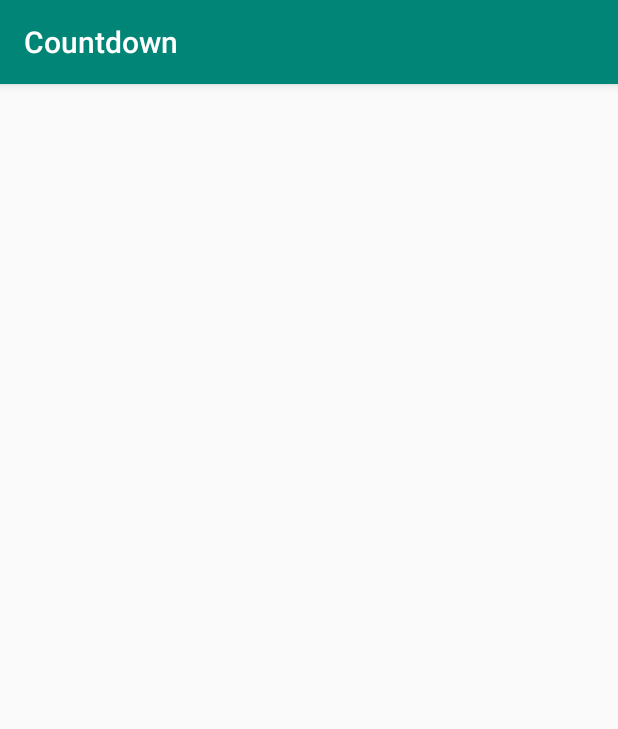
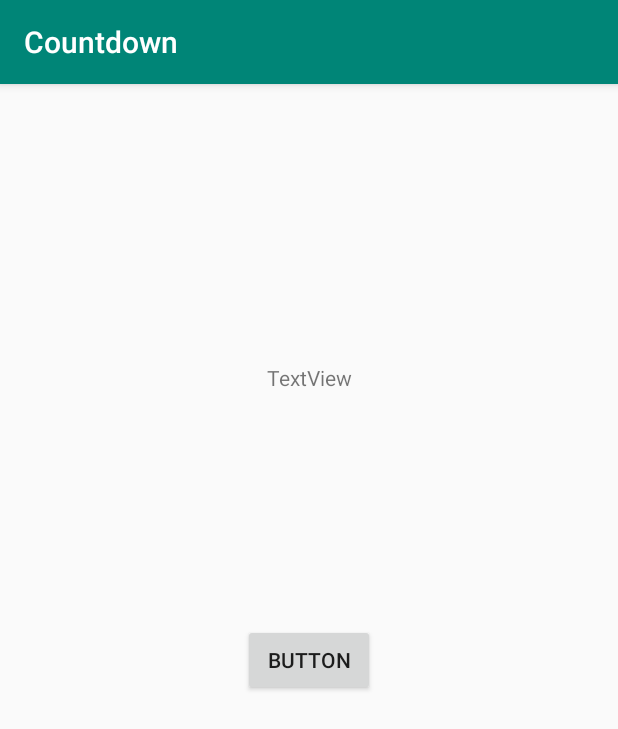
Before and after one commit to bkiraga/Countdown-for-Android, an Android app: the NumbersRdActivity2 screen opened directly, with no data from a screen before it, on a phone screen of 412 x 824 dp. Shown: the top 729 px of the screen. Run offline under Robolectric (Android 15) with nearby library versions, the phone set to English and light mode, and no system bars.

```diff
--- a/code/Countdown/app/src/main/res/layout/activity_numbers_rd2.xml
+++ b/code/Countdown/app/src/main/res/layout/activity_numbers_rd2.xml
@@ -6,4 +6,24 @@
     android:layout_height="match_parent"
     tools:context=".NumbersRdActivity2">
 
+    <Button
+        android:id="@+id/solve"
+        android:layout_width="wrap_content"
+        android:layout_height="wrap_content"
+        android:text="Button"
+        app:layout_constraintBottom_toBottomOf="parent"
+        app:layout_constraintEnd_toEndOf="parent"
+        app:layout_constraintStart_toStartOf="parent"
+        app:layout_constraintTop_toTopOf="parent" />
+
+    <TextView
+        android:id="@+id/answerText"
+        android:layout_width="wrap_content"
+        android:layout_height="wrap_content"
+        android:text="TextView"
+        app:layout_constraintBottom_toBottomOf="parent"
+        app:layout_constraintEnd_toEndOf="parent"
+        app:layout_constraintStart_toStartOf="parent"
+        app:layout_constraintTop_toTopOf="parent"
+        app:layout_constraintVertical_bias="0.248" />
 </androidx.constraintlayout.widget.ConstraintLayout>
```
Also changed, not shown: code/Countdown/app/src/main/java/project/thirdYear/countdown/NumbersRdActivity2.kt (+9 -1 lines), code/Countdown/app/src/main/java/project/thirdYear/countdown/NumsSolver.kt (+46 -18 lines).
